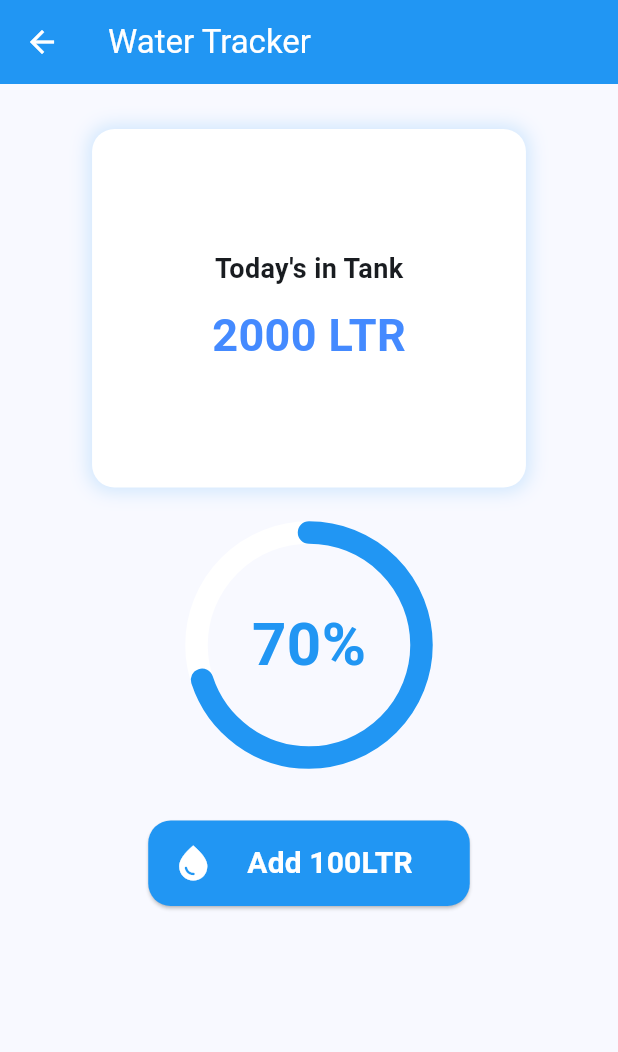
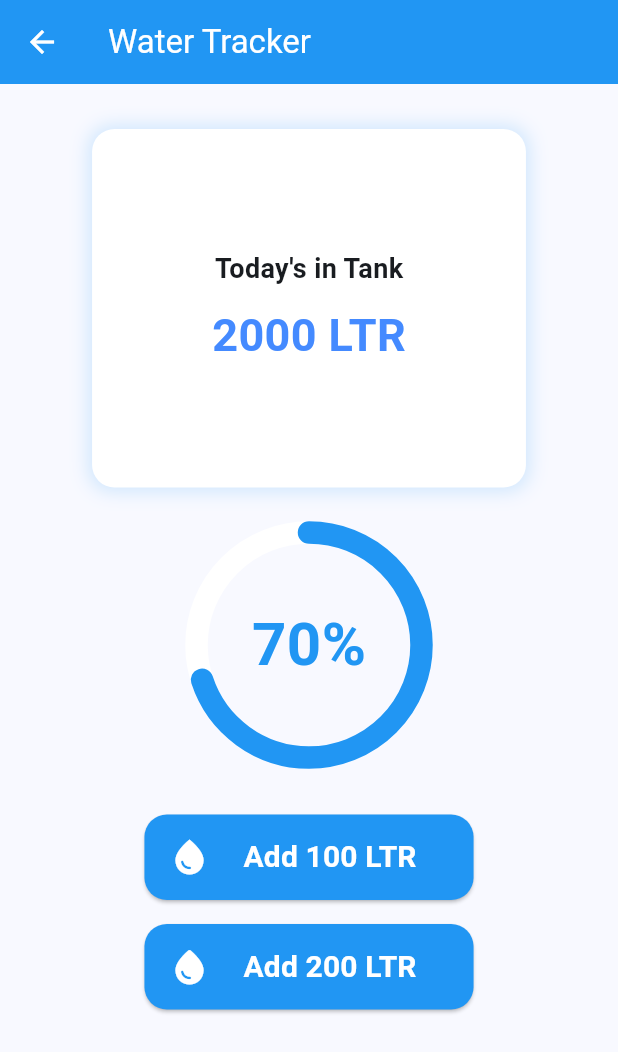
Before and after one commit to majidbhuiyan20/Flutter-Practice, a Flutter app: the WaterTracker screen opened by its route, on a phone screen of 412 x 824 dp. Shown: the top 1052 px of the screen. Run offline on Flutter 3.47's test engine with Material 3 defaults, Android fonts, the phone set to English and light mode, and no system bars; our stand-ins replace badges, cloud_firestore, firebase_auth, firebase_core, flutter_riverpod, fluttertoast and 4 more; accounts and stored records are empty.

Commit message:
dynamic add water button

```diff
--- a/lib/project/water_tracker/water_tracker.dart
+++ b/lib/project/water_tracker/water_tracker.dart
@@ -81,7 +81,12 @@ class _WaterTrackerState extends State<WaterTracker> {
               ],
             ),
             SizedBox(height: 30,),
-            addWaterButton(),
+            Wrap(
+              spacing: 1,
+              children: [
+              addWaterButton(amount: 100, callBack: () { },),
+              addWaterButton(amount: 200, callBack: () { },icon: Icons.water_drop_rounded,),
+                ],),
           ],
         ),
       ),
--- a/lib/project/water_tracker/widget/add_water_button.dart
+++ b/lib/project/water_tracker/widget/add_water_button.dart
@@ -2,14 +2,18 @@ import 'package:flutter/cupertino.dart';
 import 'package:flutter/material.dart';
 
 class addWaterButton extends StatelessWidget {
-  const addWaterButton({
-    super.key,
+  final int amount;
+  IconData? icon;
+  final VoidCallback callBack;
+
+   addWaterButton({
+    super.key, required this.amount,this.icon, required this.callBack
   });
 
   @override
   Widget build(BuildContext context) {
     return Padding(
-      padding: const EdgeInsets.all(12.0),
+      padding: const EdgeInsets.all(8.0),
       child: ElevatedButton.icon(
         style: ElevatedButton.styleFrom(
           backgroundColor: Colors.blue,
@@ -17,12 +21,12 @@ class addWaterButton extends StatelessWidget {
             borderRadius: BorderRadius.circular(15),
           ),
         ),
-        onPressed: () {},
+        onPressed: callBack,
         label: Padding(
           padding: const EdgeInsets.all(14.0),
-          child: Text('Add 100LTR', style: TextStyle(fontSize: 20, fontWeight: FontWeight.bold, color: Colors.white),),
+          child: Text('Add $amount LTR', style: TextStyle(fontSize: 20, fontWeight: FontWeight.bold, color: Colors.white),),
         ),
-        icon: Icon(Icons.water_drop, color: Colors.white, size: 28,),
+        icon: Icon(icon ?? Icons.water_drop, color: Colors.white, size: 28,),
       ),
     );
   }
```
